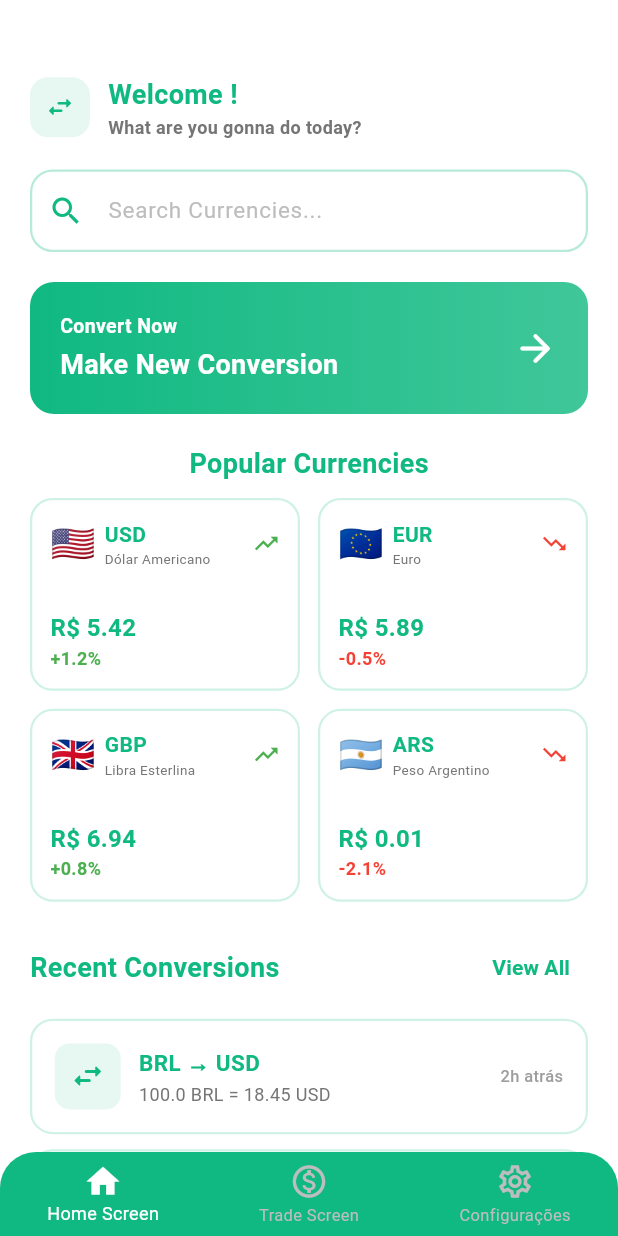
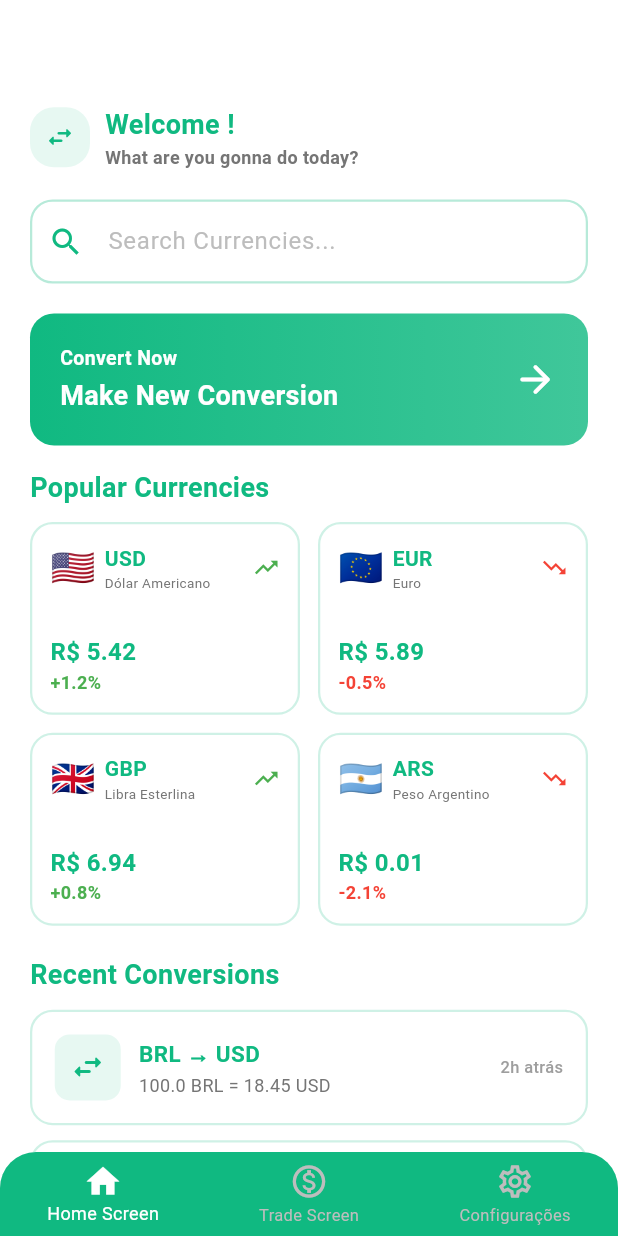
Before and after one commit to VitorFranciscoDev/currency-converter-app, a Flutter app: the BottomNavigatorWidget screen opened directly, on a phone screen of 412 x 824 dp. Run offline on Flutter 3.47's test engine with Material 3 defaults, Android fonts, the phone set to English and light mode, and no system bars; our stand-ins replace shared_preferences, sqflite; accounts and stored records are empty.

Commit message:
fix(): home screen fixed

```diff
--- a/lib/infrastructure/presentation/auth/register_screen.dart
+++ b/lib/infrastructure/presentation/auth/register_screen.dart
@@ -116,10 +116,10 @@ class _RegisterScreenState extends State<RegisterScreen> {
 
                       // Email
                       TextFieldWidget(
-                        controller: _controllerEmail,
+                        controller: _controllerName,
                         label: "Name",
                         hint: "name",
-                        error: provider.errorEmail,
+                        error: provider.errorName,
                       ),
 
                       const SizedBox(height: 10),
--- a/lib/infrastructure/presentation/currency/home_screen.dart
+++ b/lib/infrastructure/presentation/currency/home_screen.dart
@@ -1,4 +1,5 @@
 import 'package:currency_converter/infrastructure/presentation/auth/auth_state.dart';
+import 'package:currency_converter/infrastructure/presentation/widgets/logo_widget.dart';
 import 'package:flutter/material.dart';
 import 'package:provider/provider.dart';
 
@@ -33,25 +34,19 @@ class _HomeScreenState extends State<HomeScreen> {
       child: Padding(
         padding: const EdgeInsets.all(20),
         child: Column(
+          crossAxisAlignment: CrossAxisAlignment.start,
           children: [
-            const SizedBox(height: 30),
+            const SizedBox(height: 50),
 
             // Header
             Row(
               children: [
-                Container(
-                  padding: const EdgeInsets.all(10),
-                  decoration: BoxDecoration(
-                    color: theme.colorScheme.primary.withOpacity(0.1),
-                    borderRadius: BorderRadius.circular(12),
-                  ),
-                  child: Icon(
-                    Icons.swap_horiz_rounded,
-                    size: 20,
-                    color: theme.colorScheme.primary,
-                  ),
-                ),
-                const SizedBox(width: 12),
+                // Logo
+                LogoWidget(isHorizontal: false, size: 20),
+
+                const SizedBox(width: 10),
+
+                // Welcome Message
                 Expanded(
                   child: Column(
                     crossAxisAlignment: CrossAxisAlignment.start,
@@ -81,15 +76,15 @@ class _HomeScreenState extends State<HomeScreen> {
 
             const SizedBox(height: 20),
 
+            // Search Currencies
             TextField(
               controller: _controllerSearch,
               onChanged: (value) {
                 //context.read<HomeProvider>().searchLocations(value);
               },
-              style: TextStyle(fontSize: 15),
               decoration: InputDecoration(
                 hintText: "Search Currencies...",
-                hintStyle: TextStyle(color: Colors.grey[400], fontSize: 15),
+                hintStyle: TextStyle(color: Colors.grey[400]),
                 prefixIcon: Icon(
                   Icons.search,
                   color: theme.colorScheme.primary,
@@ -178,7 +173,7 @@ class _HomeScreenState extends State<HomeScreen> {
               ),
             ),
 
-            const SizedBox(height: 20),
+            const SizedBox(height: 15),
 
             Text(
               "Popular Currencies",
@@ -194,6 +189,7 @@ class _HomeScreenState extends State<HomeScreen> {
             GridView.builder(
               shrinkWrap: true,
               physics: const NeverScrollableScrollPhysics(),
+              padding: EdgeInsets.zero,
               gridDelegate: const SliverGridDelegateWithFixedCrossAxisCount(
                 crossAxisCount: 2,
                 childAspectRatio: 1.4,
@@ -298,9 +294,6 @@ class _HomeScreenState extends State<HomeScreen> {
 
             const SizedBox(height: 20),
 
-            Row(
-              mainAxisAlignment: MainAxisAlignment.spaceBetween,
-              children: [
             Text(
               "Recent Conversions",
               style: TextStyle(
@@ -308,18 +301,6 @@ class _HomeScreenState extends State<HomeScreen> {
                 fontWeight: FontWeight.bold,
                 color: theme.colorScheme.primary,
               ),
-                ),
-                TextButton(
-                  onPressed: () {},
-                  child: Text(
-                    "View All",
-                    style: TextStyle(
-                      color: theme.colorScheme.primary,
-                      fontWeight: FontWeight.w600,
-                    ),
-                  ),
-                ),
-              ],
             ),
 
             const SizedBox(height: 10),
@@ -394,9 +375,9 @@ class _HomeScreenState extends State<HomeScreen> {
                   ),
                 ),
               );
-            }).toList(),
+            }),
 
-            const SizedBox(height: 20),
+            const SizedBox(height: 10),
           ],
         ),
       ),
--- a/lib/infrastructure/presentation/widgets/logo_widget.dart
+++ b/lib/infrastructure/presentation/widgets/logo_widget.dart
@@ -55,12 +55,12 @@ class LogoWidget extends StatelessWidget {
       Container(
         padding: const EdgeInsets.all(10),
         decoration: BoxDecoration(
-          color: theme.colorScheme.primary,
+          color: theme.colorScheme.primary.withOpacity(0.1),
           borderRadius: BorderRadius.circular(16),
         ),
         child: Icon(
-          Icons.currency_exchange_rounded,
-          color: Colors.white,
+          Icons.swap_horiz_rounded,
+          color: theme.colorScheme.primary,
           size: size,
         ),
       );
```
Lines whose indentation alone changed are shown as unchanged.
